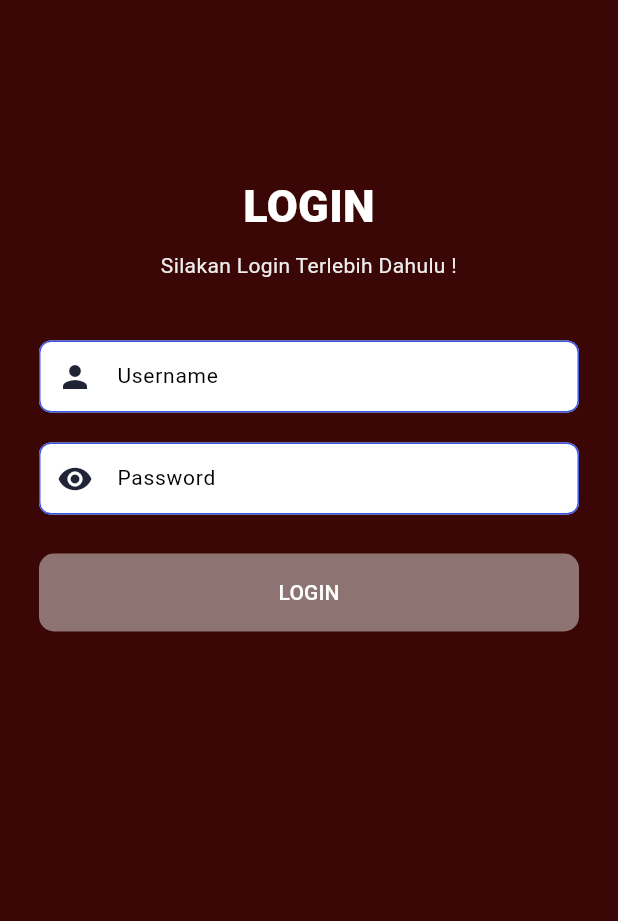
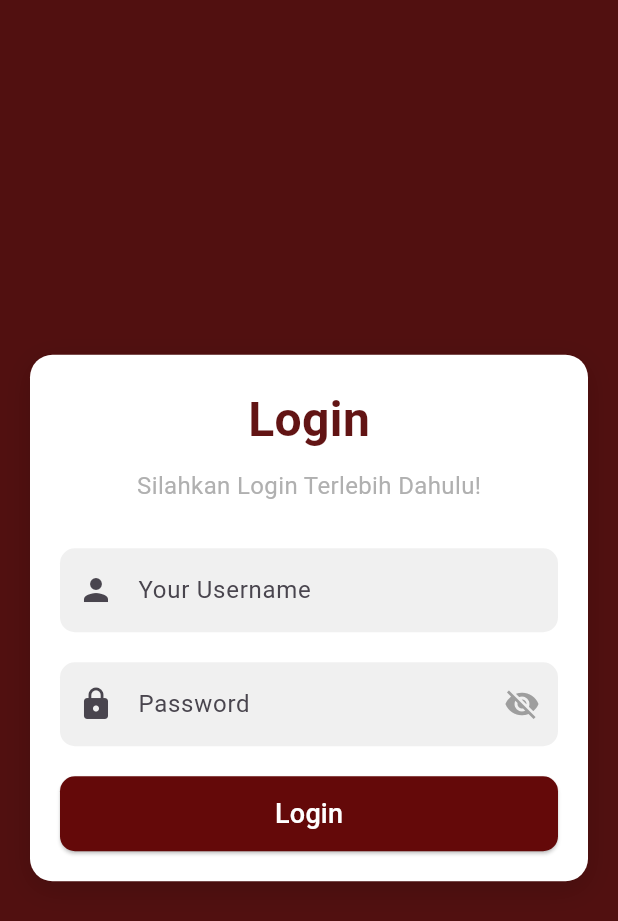
Before and after one commit to Salsaauliaputri/ukk_2025, a Flutter app: the screen it shows after launch, on a phone screen of 412 x 824 dp. Shown: the top 921 px of the screen. Run offline on Flutter 3.47's test engine with Material 3 defaults, Android fonts, the phone set to English and light mode, and no system bars; our stand-ins replace supabase_flutter; accounts and stored records are empty.

Commit message:
halaman login

```diff
--- a/lib/login.dart
+++ b/lib/login.dart
@@ -1,160 +1,177 @@
 import 'package:flutter/material.dart';
+import 'package:supabase_flutter/supabase_flutter.dart';
 
-class LOGIN extends StatelessWidget {
+class LoginPage extends StatefulWidget {
+  const LoginPage({Key? key}) : super(key: key);
+
+  @override
+  State<LoginPage> createState() => _LoginPageState();
+}
+
+class _LoginPageState extends State<LoginPage> {
+  final TextEditingController _usernameController = TextEditingController();
+  final TextEditingController _passwordController = TextEditingController();
+  final SupabaseClient _supabaseClient = Supabase.instance.client;
+
+  bool _isLoading = false;
+  bool _isPasswordVisible = false; // Untuk mengatur visibilitas password
+
+  Future<void> _login() async {
+    setState(() {
+      _isLoading = true;
+    });
+
+    try {
+
+      final response = await _supabaseClient
+          .from('user')
+          .select()
+          .eq('username', _usernameController.text.trim())
+          .eq('password', _passwordController.text.trim())
+          .single();
+
+
+      Navigator.pushReplacement(
+        context,
+        MaterialPageRoute(builder: (context) => const LoginPage()),
+      );
+    } catch (e) {
+      ScaffoldMessenger.of(context).showSnackBar(
+        SnackBar(content: Text('Error: ${e.toString()}')),
+      );
+    } finally {
+      setState(() {
+        _isLoading = false;
+      });
+    }
+  }
+
   @override
   Widget build(BuildContext context) {
     return Scaffold(
-      backgroundColor: Color(0xff3a0606),
-      body: Padding(
-        padding: EdgeInsets.fromLTRB(16, 100, 16, 16),
-        child: SingleChildScrollView(
-          child: Column(
-            mainAxisAlignment: MainAxisAlignment.start,
-            crossAxisAlignment: CrossAxisAlignment.center,
-            mainAxisSize: MainAxisSize.max,
+      body: Stack(
         children: [
-              Padding(
-                padding: EdgeInsets.fromLTRB(0, 16, 0, 0),
-                child: Text(
-                  "LOGIN",
-                  textAlign: TextAlign.start,
-                  overflow: TextOverflow.clip,
-                  style: TextStyle(
-                    fontWeight: FontWeight.w800,
-                    fontStyle: FontStyle.normal,
-                    fontSize: 30,
-                    color: Color(0xffffffff),
+
+          Positioned.fill(
+            child: Container(
+              decoration: BoxDecoration(
+                gradient: LinearGradient(
+                  colors: [
+                    Color.fromARGB(255, 81, 16, 16),
+                    Color.fromARGB(255, 81, 16, 16),
+                  ],
+                  begin: Alignment.topLeft,
+                  end: Alignment.bottomRight,
                 ),
               ),
             ),
-                 Padding(
-                padding: EdgeInsets.fromLTRB(0, 8, 0, 0),
-                child: Text(
-                  "Silakan Login Terlebih Dahulu !",
-                  textAlign: TextAlign.center,
-                  overflow: TextOverflow.clip,
+          ),
+          Center(
+            child: SingleChildScrollView(
+              padding: const EdgeInsets.symmetric(horizontal: 20),
+              child: Container(
+                constraints: const BoxConstraints(maxWidth: 400),
+                decoration: BoxDecoration(
+                  color: Colors.white,
+                  borderRadius: BorderRadius.circular(15),
+                  boxShadow: [
+                    BoxShadow(
+                      color: Colors.black.withOpacity(0.15),
+                      blurRadius: 15,
+                      offset: const Offset(0, 5),
+                    ),
+                  ],
+                ),
+                padding: const EdgeInsets.all(20),
+                child: Column(
+                  mainAxisAlignment: MainAxisAlignment.center,
+                  children: [
+                    const Text(
+                      'Login',
                       style: TextStyle(
-                    fontWeight: FontWeight.w400,
-                    fontStyle: FontStyle.normal,
-                    fontSize: 14,
-                    color: Color(0xffededed),
+                        fontSize: 32,
+                        fontWeight: FontWeight.bold,
+                        color: Color.fromARGB(255, 98, 20, 20),
+                      ),
+                    ),
+                    const SizedBox(height: 10),
+                    const Text(
+                      'Silahkan Login Terlebih Dahulu!',
+                      style: TextStyle(
+                          fontSize: 16,
+                          color: Color(0xFFB0B0B0)),
+                    ),
+                    const SizedBox(height: 30),
+                    TextField(
+                      controller: _usernameController,
+                      decoration: InputDecoration(
+                        prefixIcon: const Icon(Icons.person),
+                        hintText: 'Your Username',
+                        filled: true,
+                        fillColor: const Color(0xFFF0F0F0),
+                        border: OutlineInputBorder(
+                          borderRadius: BorderRadius.circular(10),
+                          borderSide: BorderSide.none,
                         ),
                       ),
                     ),
-              Padding(
-                padding: EdgeInsets.fromLTRB(10, 40, 10, 10),
-                child: TextField(
-                  controller: TextEditingController(),
-                  obscureText: false,
-                  textAlign: TextAlign.start,
-                  maxLines: 1,
-                  style: TextStyle(
-                    fontWeight: FontWeight.w400,
-                    fontStyle: FontStyle.normal,
-                    fontSize: 14,
-                    color: Color(0xff000000),
+                    const SizedBox(height: 20),
+                    TextField(
+                      controller: _passwordController,
+                      obscureText:
+                          !_isPasswordVisible,
+                      decoration: InputDecoration(
+                        prefixIcon: const Icon(Icons.lock),
+                        hintText: 'Password',
+                        filled: true,
+                        fillColor: const Color(0xFFF0F0F0),
+                        border: OutlineInputBorder(
+                          borderRadius: BorderRadius.circular(10),
+                          borderSide: BorderSide.none,
                         ),
-                  decoration: InputDecoration(
-                    disabledBorder: OutlineInputBorder(
-                      borderRadius: BorderRadius.circular(8.0),
-                      borderSide:
-                          BorderSide(color: Color(0xff3a57e8), width: 1),
+                        suffixIcon: IconButton(
+                          icon: Icon(
+                            _isPasswordVisible
+                                ? Icons.visibility
+                                : Icons.visibility_off,
+                            color: const Color(0xFF9E9E9E),
                           ),
-                    focusedBorder: OutlineInputBorder(
-                      borderRadius: BorderRadius.circular(8.0),
-                      borderSide:
-                          BorderSide(color: Color(0xff3a57e8), width: 1),
-                    ),
-                    enabledBorder: OutlineInputBorder(
-                      borderRadius: BorderRadius.circular(8.0),
-                      borderSide:
-                          BorderSide(color: Color(0xff3a57e8), width: 1),
-                    ),
-                    hintText: "Username",
-                    hintStyle: TextStyle(
-                      fontWeight: FontWeight.w400,
-                      fontStyle: FontStyle.normal,
-                      fontSize: 14,
-                      color: Color(0xff000000),
-                    ),
-                    filled: true,
-                    fillColor: Color(0xffffffff),
-                    isDense: false,
-                    contentPadding:
-                        EdgeInsets.symmetric(vertical: 8, horizontal: 12),
-                    prefixIcon:
-                        Icon(Icons.person, color: Color(0xff212435), size: 24),
+                          onPressed: () {
+                            setState(() {
+                              _isPasswordVisible = !_isPasswordVisible;
+                            });
+                          },
                         ),
                       ),
                     ),
-               Padding(
-                padding: EdgeInsets.all(10),
-                child: TextField(
-                  controller: TextEditingController(),
-                  obscureText: false,
-                  textAlign: TextAlign.start,
-                  maxLines: 1,
-                  style: TextStyle(
-                    fontWeight: FontWeight.w400,
-                    fontStyle: FontStyle.normal,
-                    fontSize: 14,
-                    color: Color(0xff000000),
-                  ),
-                  decoration: InputDecoration(
-                    disabledBorder: OutlineInputBorder(
-                      borderRadius: BorderRadius.circular(8.0),
-                      borderSide:
-                          BorderSide(color: Color(0xff3a57e8), width: 1),
-                    ),
-                    focusedBorder: OutlineInputBorder(
-                      borderRadius: BorderRadius.circular(8.0),
-                      borderSide:
-                          BorderSide(color: Color(0xff3a57e8), width: 1),
-                    ),
-                    enabledBorder: OutlineInputBorder(
-                      borderRadius: BorderRadius.circular(8.0),
-                      borderSide:
-                          BorderSide(color: Color(0xff3a57e8), width: 1),
-                    ),
-                      hintText: "Password",
-                    hintStyle: TextStyle(
-                      fontWeight: FontWeight.w400,
-                      fontStyle: FontStyle.normal,
-                      fontSize: 14,
-                      color: Color(0xff000000),
-                    ),
-                    filled: true,
-                    fillColor: Color(0xffffffff),
-                    isDense: false,
-                    contentPadding:
-                        EdgeInsets.symmetric(vertical: 8, horizontal: 12),
-                    prefixIcon: Icon(Icons.visibility,
-                        color: Color(0xff212435), size: 24),
+                    const SizedBox(height: 20),
+                    SizedBox(
+                      width: double.infinity,
+                      height: 50,
+                      child: ElevatedButton(
+                        onPressed: _isLoading ? null : _login,
+                        style: ElevatedButton.styleFrom(
+                          backgroundColor: const Color.fromARGB(255, 100, 9, 9),
+                          shape: RoundedRectangleBorder(
+                            borderRadius: BorderRadius.circular(10),
                           ),
                         ),
+                        child: _isLoading
+                            ? const CircularProgressIndicator(color: Colors.white)
+                            : const Text(
+                                'Login',
+                                style: TextStyle(fontSize: 18, color: Colors.white),
                               ),
-              Padding(
-                padding: EdgeInsets.fromLTRB(10, 16, 10, 10),
-                child: MaterialButton(
-                  onPressed: () {},
-                  color: Color(0xff8e7373),
-                  elevation: 0,
-                  shape: RoundedRectangleBorder(
-                    borderRadius: BorderRadius.circular(10.0),
-                  ),
-                    padding: EdgeInsets.all(16),
-                  child: Text(
-                    'LOGIN'
-                  ),
-                  textColor: Color(0xffffffff),
-                  height: 45,
-                  minWidth: MediaQuery.of(context).size.width,
                       ),
                     ),
                   ],
                 ),
               ),
             ),
+          ),
+        ],
+      ),
+      backgroundColor: const Color.fromARGB(255, 78, 11, 11),
     );
   }
 }
--- a/lib/main.dart
+++ b/lib/main.dart
@@ -24,7 +24,7 @@ class MyApp extends StatelessWidget {
         colorScheme: ColorScheme.fromSeed(seedColor: Colors.deepPurple),
         useMaterial3: true,
       ),
-      home: LOGIN(),
+      home: LoginPage(),
     );
   }
 }
```
Also changed, not shown: lib/produk.dart (added). Lines whose indentation alone changed are shown as unchanged.
